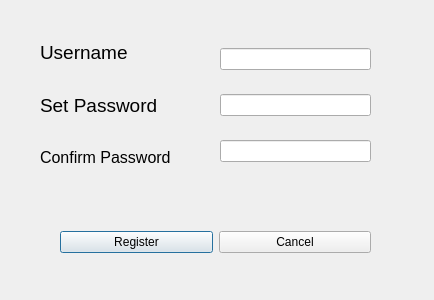
Before: the Qt Designer form Client/RegisterDialog.ui in EverLostXI/onlineChatroom, drawn with Qt 5.
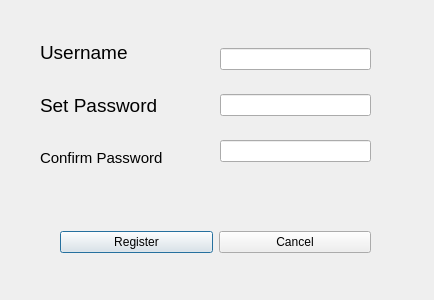
After: the same form once the commit is applied.

What changed in the file:
```diff
--- a/Client/RegisterDialog.ui
+++ b/Client/RegisterDialog.ui
@@ -66,7 +66,7 @@
     <item>
      <widget class="QLabel" name="label_3">
       <property name="text">
-       <string>&lt;html&gt;&lt;head/&gt;&lt;body&gt;&lt;p&gt;&lt;span style=&quot; font-size:12pt;&quot;&gt;Confirm Password&lt;/span&gt;&lt;/p&gt;&lt;/body&gt;&lt;/html&gt;</string>
+       <string>&lt;html&gt;&lt;head/&gt;&lt;body&gt;&lt;p&gt;&lt;span style=&quot; font-size:11pt;&quot;&gt;Confirm Password&lt;/span&gt;&lt;/p&gt;&lt;/body&gt;&lt;/html&gt;</string>
       </property>
      </widget>
     </item>
```
